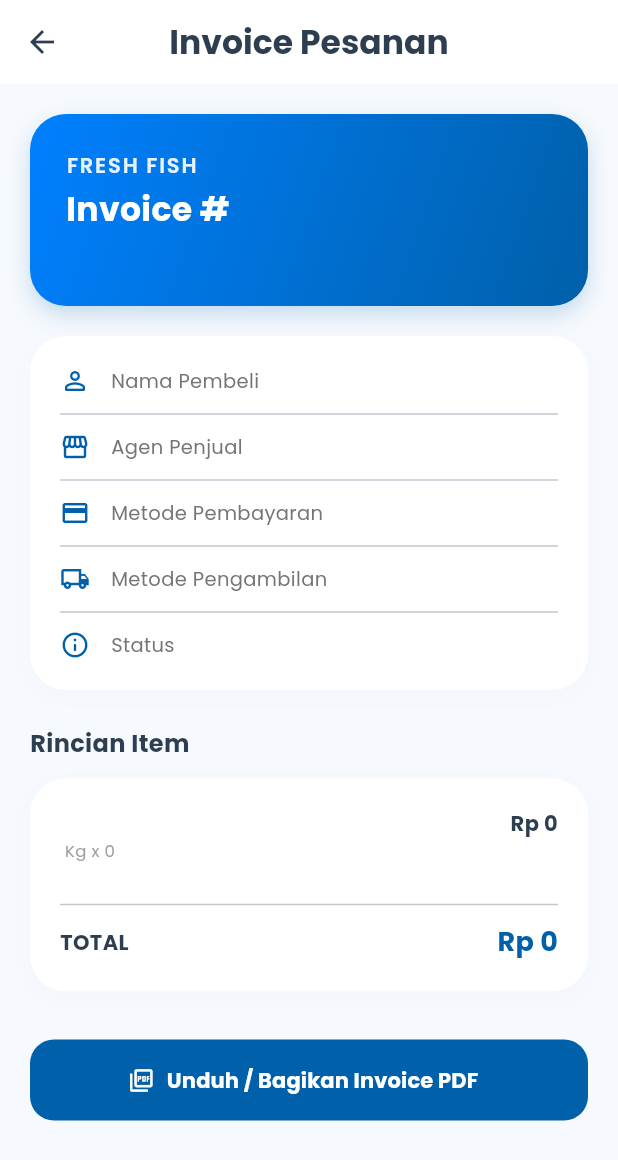
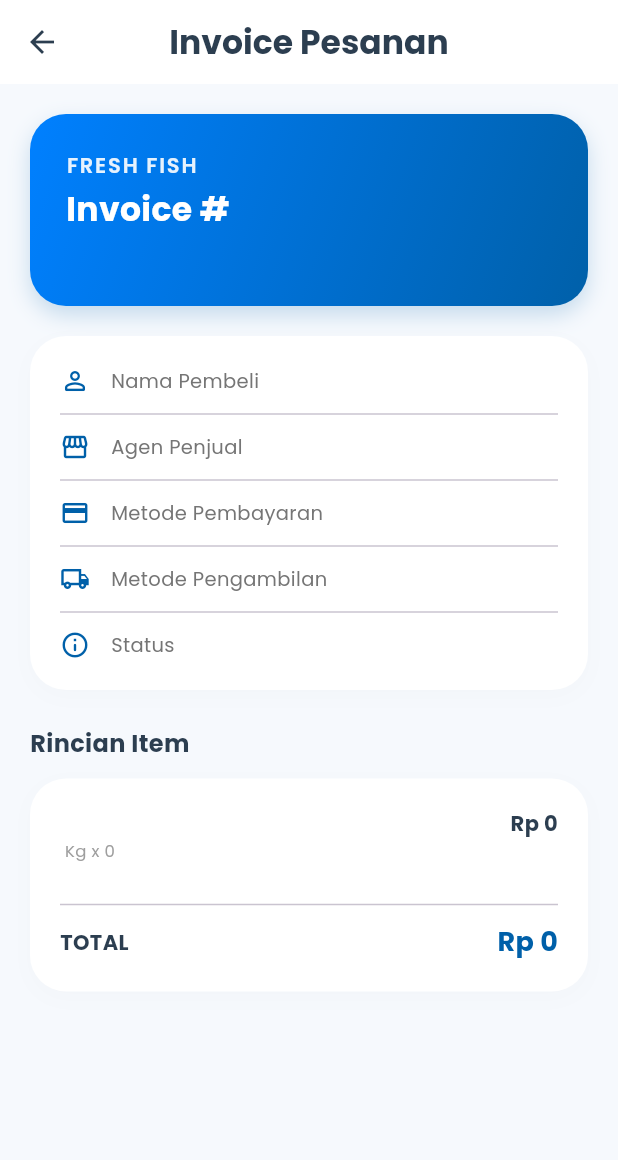
Before and after one commit to elmiraputri182-cyber/freshfish-app, a Flutter app: the InvoicePesananPage screen opened directly with empty values, on a phone screen of 412 x 824 dp. Shown: the top 1160 px of the screen. Run offline on Flutter 3.47's test engine with Material 3 defaults, Android fonts, the phone set to English and light mode, and no system bars; our stand-ins replace firebase_auth, firebase_core, fl_chart, geolocator, google_fonts, google_sign_in and 4 more; accounts and stored records are empty; network calls fail.

Commit message:
Fix 0 kg item details quantity and remove bottom PDF button from invoice page

```diff
--- a/lib/screens/pembeli/invoice_pesanan_page.dart
+++ b/lib/screens/pembeli/invoice_pesanan_page.dart
@@ -1,7 +1,6 @@
 import 'package:flutter/material.dart';
 import 'package:google_fonts/google_fonts.dart';
 import 'package:intl/intl.dart';
-import 'package:appfreshfish/services/pdf_service.dart';
 
 class InvoicePesananPage extends StatelessWidget {
   final Map data;
@@ -166,8 +165,8 @@ class InvoicePesananPage extends StatelessWidget {
                     ...listItems.map((item) {
                       final name = item["nama_ikan"] ?? "-";
                       final price = double.tryParse(item["harga"].toString()) ?? 0;
-                      final kg = double.tryParse(item["jumlah_kg"].toString()) ?? 0;
-                      final itemTotal = double.tryParse(item["total_harga"].toString()) ?? (price * kg);
+                      final kg = double.tryParse(item["jumlah_pesan"]?.toString() ?? item["jumlah_kg"]?.toString() ?? "0") ?? 0;
+                      final itemTotal = double.tryParse(item["subtotal"]?.toString() ?? item["total_harga"]?.toString() ?? "0") ?? (price * kg);
 
                       return Padding(
                         padding: const EdgeInsets.only(bottom: 16),
@@ -276,37 +275,6 @@ class InvoicePesananPage extends StatelessWidget {
                 ],
               ),
             ),
-            const SizedBox(height: 32),
-
-            // Download PDF Button
-            SizedBox(
-              width: double.infinity,
-              height: 54,
-              child: ElevatedButton.icon(
-                style: ElevatedButton.styleFrom(
-                  backgroundColor: const Color(0xFF0060A9),
-                  foregroundColor: Colors.white,
-                  shape: RoundedRectangleBorder(
-                    borderRadius: BorderRadius.circular(16),
-                  ),
-                  elevation: 0,
-                ),
-                onPressed: () {
-                  PdfService.cetakInvoice(
-                    data: data,
-                    items: data["items"] as List? ?? [],
-                  );
-                },
-                icon: const Icon(Icons.picture_as_pdf_outlined),
-                label: Text(
-                  "Unduh / Bagikan Invoice PDF",
-                  style: GoogleFonts.poppins(
-                    fontWeight: FontWeight.bold,
-                    fontSize: 14,
-                  ),
-                ),
-              ),
-            ),
           ],
         ),
       ),
```
